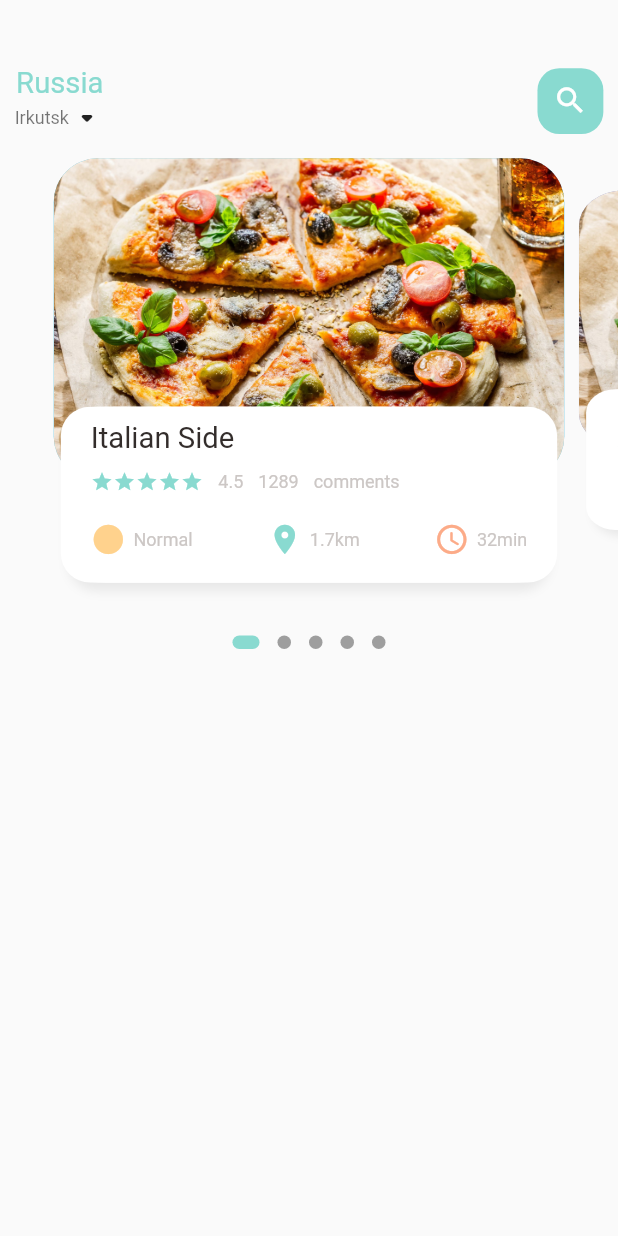
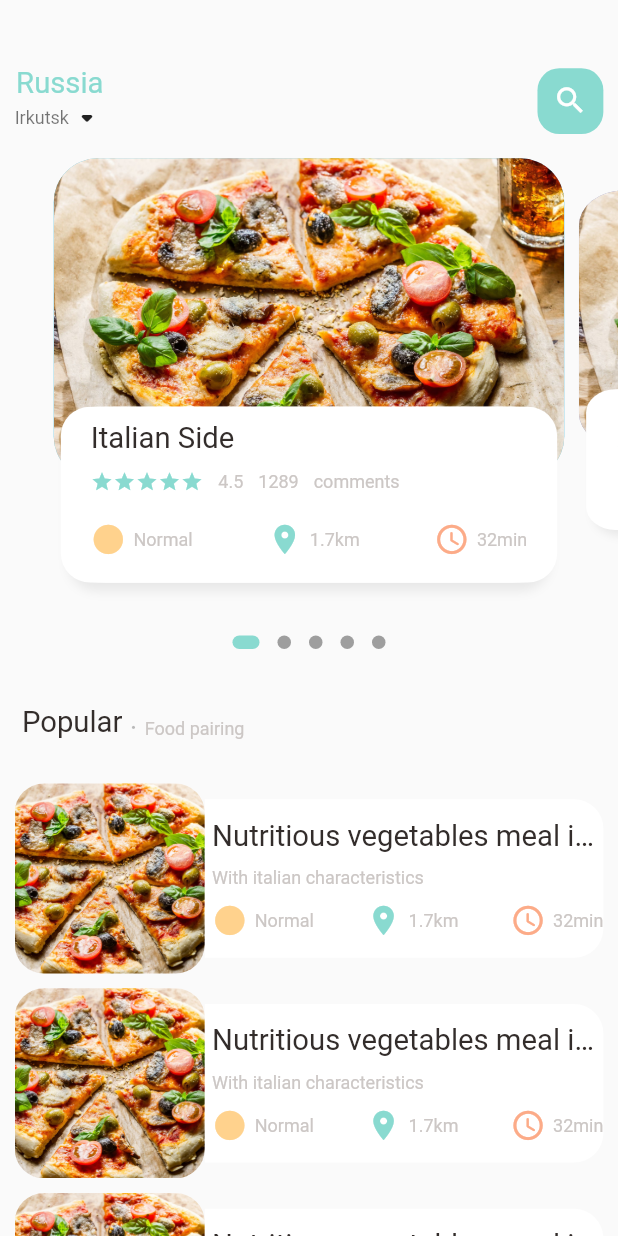
Before and after one commit to rdashk/food_delivery_app, a Flutter app: the screen it shows after launch, on a phone screen of 412 x 824 dp. Run offline on Flutter 3.47's test engine with Material 2 defaults, Android fonts, the phone set to English and light mode, and no system bars; drawn by our look-alikes of dots_indicator; our stand-ins replace get.

Commit message:
Add list images and description

```diff
--- a/lib/home/food_page_body.dart
+++ b/lib/home/food_page_body.dart
@@ -40,6 +40,7 @@ class _FoodPageBodyState extends State<FoodPageBody> {
   Widget build(BuildContext context) {
     return Column(
       children: [
+        // sliders
         Container(
           //color: Colors.red,
           height: Dimensions.pageView,
@@ -50,6 +51,7 @@ class _FoodPageBodyState extends State<FoodPageBody> {
                 return _buildPageItem(position);
               }),
         ),
+        // dots
         new DotsIndicator(
           dotsCount: 5,
           position: _currPageValue,
@@ -60,6 +62,110 @@ class _FoodPageBodyState extends State<FoodPageBody> {
             activeShape: RoundedRectangleBorder(
                 borderRadius: BorderRadius.circular(5.0)),
           ),
+        ),
+        // popular text
+        SizedBox(
+          height: Dimensions.height30,
+        ),
+        Container(
+          margin: EdgeInsets.only(left: Dimensions.width30, bottom: Dimensions.height30),
+          child: Row(
+            crossAxisAlignment: CrossAxisAlignment.end,
+            children: [
+              BigText(text: "Popular"),
+              SizedBox(
+                width: Dimensions.width10,
+              ),
+              Container(
+                margin: const EdgeInsets.only(bottom: 2),
+                child: BigText(
+                  text: ".",
+                  color: Colors.black26,
+                ),
+              ),
+              SizedBox(
+                width: Dimensions.width10,
+              ),
+              Container(
+                child: SmallText(
+                  text: "Food pairing",
+                ),
+              )
+            ],
+          ),
+        ),
+        // list of food and images
+        Container(
+          height: 900,
+          child: ListView.builder(
+              physics: NeverScrollableScrollPhysics(),
+              //shrinkWrap: true,
+              itemCount: 10,
+              itemBuilder: (context, index) {
+                return Container(
+                  margin: EdgeInsets.only(
+                      left: Dimensions.width20, right: Dimensions.width20, bottom: Dimensions.height10),
+                  child: Row(
+                    children: [
+                      // image section
+                      Container(
+                        width: Dimensions.listViewImgSize,
+                        height: Dimensions.listViewImgSize,
+                        decoration: BoxDecoration(
+                            borderRadius:
+                                BorderRadius.circular(Dimensions.radius20),
+                            color: Colors.white38,
+                            image: DecorationImage(
+                                fit: BoxFit.cover,
+                                image: AssetImage("images/food0.jpg"))),
+                      ),
+                      // text section
+                      Expanded(
+                        child: Container(
+                          height: Dimensions.listViewTextContSize,
+                          decoration: BoxDecoration(
+                            borderRadius: BorderRadius.only(
+                              topRight: Radius.circular(Dimensions.radius20),
+                              bottomRight: Radius.circular(Dimensions.radius20)
+                            ),
+                            color: Colors.white,
+                          ),
+                          child: Padding(
+                            padding: EdgeInsets.only(left: Dimensions.width10),
+                            child: Column(
+                              crossAxisAlignment: CrossAxisAlignment.start,
+                              mainAxisAlignment: MainAxisAlignment.center,
+                              children: [
+                                BigText(text: "Nutritious vegetables meal in Italia"),
+                                SizedBox(height: Dimensions.height10,),
+                                SmallText(text: "With italian characteristics"),
+                                SizedBox(height: Dimensions.height10,),
+                                Row(
+                                  mainAxisAlignment: MainAxisAlignment.spaceBetween,
+                                  children: [
+                                    IconAndTextWidget(
+                                        icon: Icons.circle_sharp,
+                                        text: "Normal",
+                                        iconColor: AppColors.iconColor1),
+                                    IconAndTextWidget(
+                                        icon: Icons.location_on,
+                                        text: "1.7km",
+                                        iconColor: AppColors.mainColor),
+                                    IconAndTextWidget(
+                                        icon: Icons.access_time_rounded,
+                                        text: "32min",
+                                        iconColor: AppColors.iconColor2)
+                                  ],
+                                )
+                              ],
+                            ),
+                          ),
+                        ),
+                      )
+                    ],
+                  ),
+                );
+              }),
         )
       ],
     );
@@ -97,7 +203,8 @@ class _FoodPageBodyState extends State<FoodPageBody> {
         children: [
           Container(
             height: Dimensions.pageViewContainer,
-            margin: EdgeInsets.only(left: Dimensions.width10, right: Dimensions.width10),
+            margin: EdgeInsets.only(
+                left: Dimensions.width10, right: Dimensions.width10),
             decoration: BoxDecoration(
                 borderRadius: BorderRadius.circular(Dimensions.radius30),
                 color: index.isEven ? Color(0xFF69c5df) : Color(0xFF9294cc),
@@ -108,7 +215,10 @@ class _FoodPageBodyState extends State<FoodPageBody> {
             alignment: Alignment.bottomCenter,
             child: Container(
               height: Dimensions.pageViewTextContainer,
-              margin: EdgeInsets.only(left: Dimensions.width30, right: Dimensions.width30, bottom: Dimensions.height30),
+              margin: EdgeInsets.only(
+                  left: Dimensions.width30,
+                  right: Dimensions.width30,
+                  bottom: Dimensions.height30),
               decoration: BoxDecoration(
                   borderRadius: BorderRadius.circular(Dimensions.radius20),
                   color: Colors.white,
@@ -128,7 +238,8 @@ class _FoodPageBodyState extends State<FoodPageBody> {
                     )
                   ]),
               child: Container(
-                padding: EdgeInsets.only(top: Dimensions.height10, left: 15, right: 15),
+                padding: EdgeInsets.only(
+                    top: Dimensions.height10, left: 15, right: 15),
                 child: Column(
                   crossAxisAlignment: CrossAxisAlignment.start,
                   children: [
--- a/lib/home/main_food_page.dart
+++ b/lib/home/main_food_page.dart
@@ -61,7 +61,9 @@ class _MainFoodPageState extends State<MainFoodPage> {
             ),
           ),
           // showing the body
-          FoodPageBody(),
+          Expanded(child: SingleChildScrollView(
+            child: FoodPageBody(),
+          )),
         ],
       ),
     );
--- a/lib/utils/dimensions.dart
+++ b/lib/utils/dimensions.dart
@@ -26,4 +26,9 @@ class Dimensions {
   static double radius30 = screenHeight/28.13;
 
   static double iconSize24 = screenHeight/35.17;
+
+  static double listViewImgSize = screenWidth/3.25;
+  static double listViewTextContSize = screenWidth/3.9;
+
+  static double popularFoodImgSize = screenWidth;
 }
```
